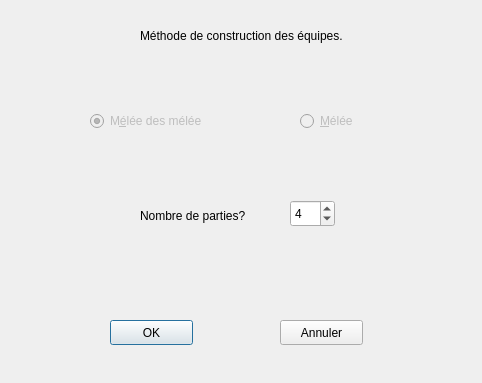
LeVirus/Concour, file windowteamconstruct.ui: the form before one commit.
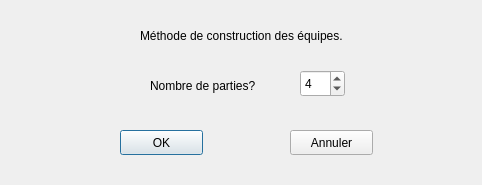
The form after the commit.

Diff of the .ui file:
```diff
--- a/windowteamconstruct.ui
+++ b/windowteamconstruct.ui
@@ -7,7 +7,7 @@
     <x>0</x>
     <y>0</y>
     <width>482</width>
-    <height>383</height>
+    <height>185</height>
    </rect>
   </property>
   <property name="windowTitle">
@@ -16,8 +16,8 @@
   <widget class="QPushButton" name="pushButton">
    <property name="geometry">
     <rect>
-     <x>110</x>
-     <y>320</y>
+     <x>120</x>
+     <y>130</y>
      <width>83</width>
      <height>25</height>
     </rect>
@@ -39,52 +39,11 @@
     <string>Méthode de construction des équipes.</string>
    </property>
   </widget>
-  <widget class="QRadioButton" name="radioButton">
-   <property name="enabled">
-    <bool>false</bool>
-   </property>
-   <property name="geometry">
-    <rect>
-     <x>300</x>
-     <y>110</y>
-     <width>100</width>
-     <height>22</height>
-    </rect>
-   </property>
-   <property name="text">
-    <string>&amp;Mélée</string>
-   </property>
-   <property name="checked">
-    <bool>false</bool>
-   </property>
-  </widget>
-  <widget class="QRadioButton" name="radioButton_3">
-   <property name="enabled">
-    <bool>false</bool>
-   </property>
-   <property name="geometry">
-    <rect>
-     <x>90</x>
-     <y>110</y>
-     <width>131</width>
-     <height>22</height>
-    </rect>
-   </property>
-   <property name="text">
-    <string>M&amp;élée des mélée</string>
-   </property>
-   <property name="checked">
-    <bool>true</bool>
-   </property>
-   <property name="autoRepeat">
-    <bool>true</bool>
-   </property>
-  </widget>
   <widget class="QPushButton" name="pushButton_2">
    <property name="geometry">
     <rect>
-     <x>280</x>
-     <y>320</y>
+     <x>290</x>
+     <y>130</y>
      <width>83</width>
      <height>25</height>
     </rect>
@@ -96,8 +55,8 @@
   <widget class="QSpinBox" name="spinBox">
    <property name="geometry">
     <rect>
-     <x>290</x>
-     <y>200</y>
+     <x>300</x>
+     <y>70</y>
      <width>45</width>
      <height>27</height>
     </rect>
@@ -115,8 +74,8 @@
   <widget class="QLabel" name="label_2">
    <property name="geometry">
     <rect>
-     <x>140</x>
-     <y>200</y>
+     <x>150</x>
+     <y>70</y>
      <width>121</width>
      <height>31</height>
     </rect>
```
